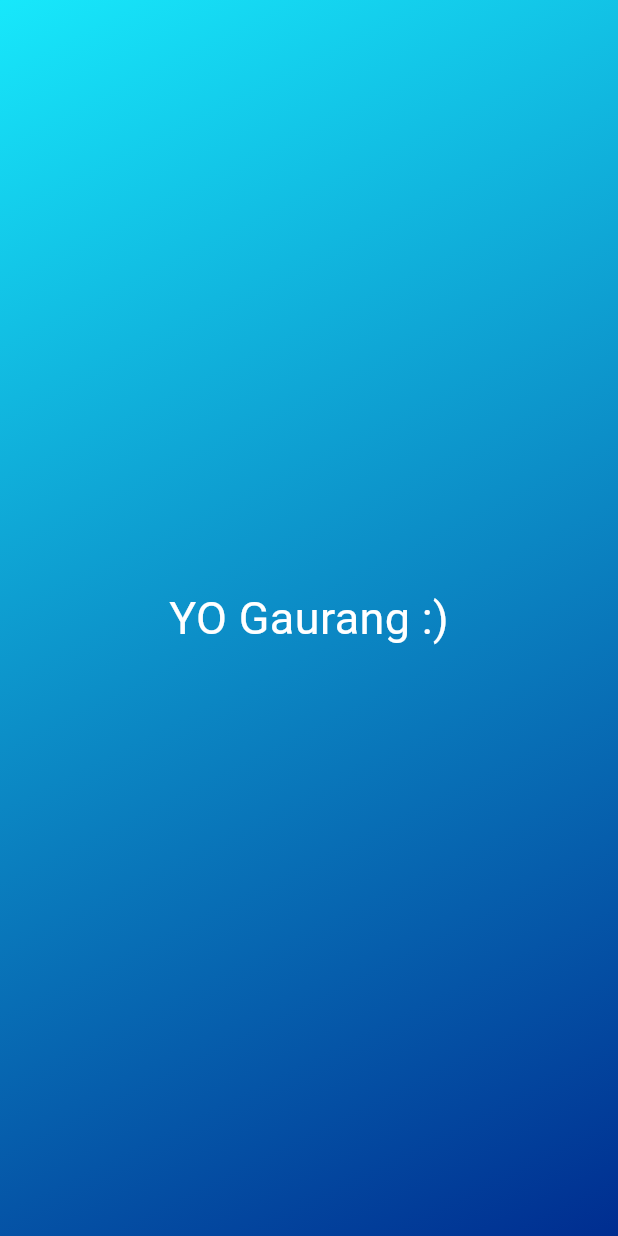
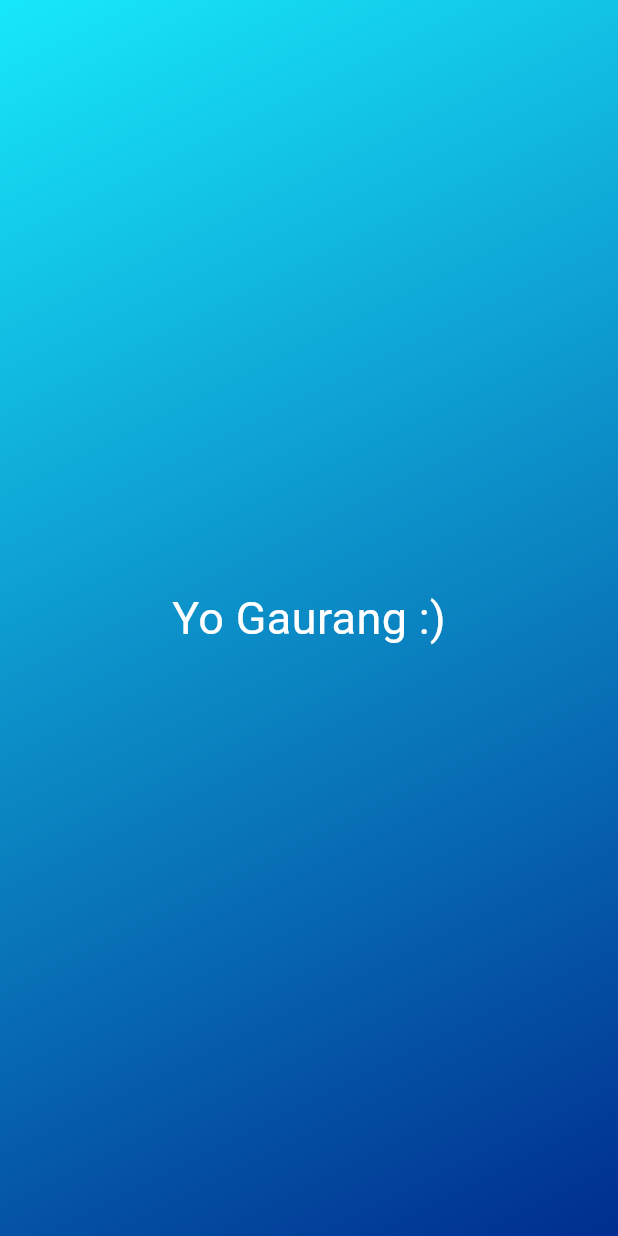
Before and after one commit to heimdel/heimdell_app, a Flutter app: the screen it shows after launch, on a phone screen of 412 x 824 dp. Run offline on Flutter 3.47's test engine with Material 3 defaults, Android fonts, the light colour scheme and no system bars.

Commit message:
updated variable type

```diff
--- a/lib/gradient_container.dart
+++ b/lib/gradient_container.dart
@@ -2,8 +2,8 @@ import 'package:flutter/material.dart';
 
 import 'package:heimdell_app/style_text.dart';
 
-var startAlignment = Alignment.topLeft;
-var endAlignment = Alignment.bottomRight;
+Alignment startAlignment = Alignment.topLeft;
+Alignment endAlignment = Alignment.bottomRight;
 
 class GradientContainer extends StatelessWidget {
   const GradientContainer({super.key});
--- a/lib/style_text.dart
+++ b/lib/style_text.dart
@@ -6,7 +6,7 @@ class StyleText extends StatelessWidget {
   @override
   Widget build(context) {
     return const Text(
-      'YO Gaurang :)',
+      'Yo Gaurang :)',
       style: TextStyle(color: Colors.white, fontSize: 30),
     );
   }
```
